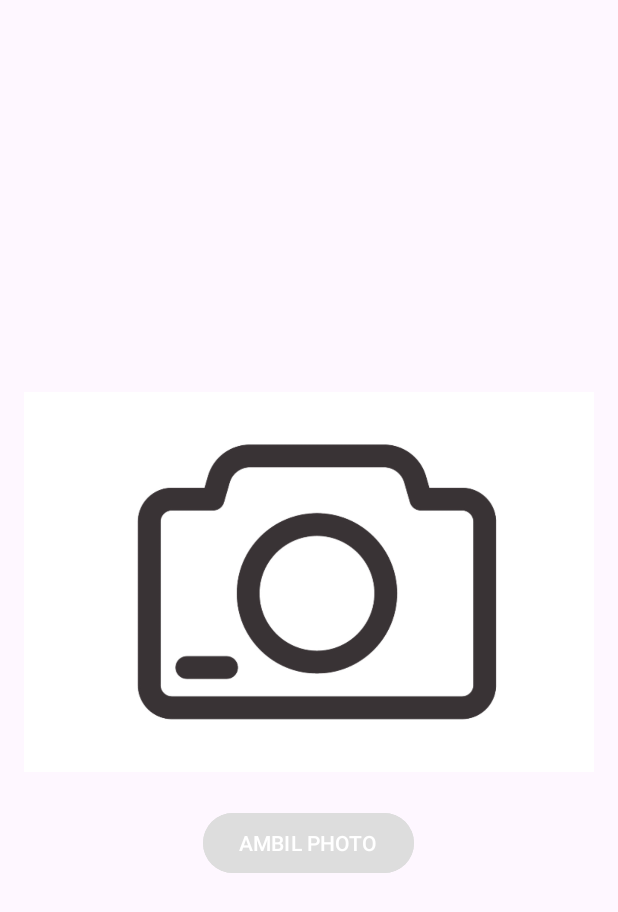
After one commit to raffiMRG/tugas-mobile-programing, an Android app: the Camera screen opened directly, with no data from a screen before it, on a phone screen of 412 x 824 dp. The commit adds this screen. Shown: the top 912 px of the screen. Run offline under Robolectric (Android 15) with nearby library versions, the phone set to English and light mode, and no system bars.

Commit message:
add camera feature

```diff
--- a/app/build.gradle.kts
+++ b/app/build.gradle.kts
@@ -40,4 +40,6 @@ dependencies {
     testImplementation(libs.junit)
     androidTestImplementation(libs.ext.junit)
     androidTestImplementation(libs.espresso.core)
+
+    implementation(libs.material.v1110) // atau versi terbaru
 }
--- a/app/src/main/AndroidManifest.xml
+++ b/app/src/main/AndroidManifest.xml
@@ -1,6 +1,9 @@
 <?xml version="1.0" encoding="utf-8"?>
 <manifest xmlns:android="http://schemas.android.com/apk/res/android"
     xmlns:tools="http://schemas.android.com/tools">
+
+    <uses-permission android:name="android.permission.READ_EXTERNAL_STORAGE" />
+    <uses-permission android:name="android.permission.WRITE_EXTERNAL_STORAGE" />
 
     <application
         android:allowBackup="true"
@@ -12,6 +15,9 @@
         android:supportsRtl="true"
         android:theme="@style/Theme.Projectawal_MRaffiGumilang"
         tools:targetApi="31">
+        <activity
+            android:name=".Camera"
+            android:exported="false" />
         <activity
             android:name=".TabLayout"
             android:exported="false" />
--- /dev/null
+++ b/app/src/main/java/com/example/projectawal_mraffigumilang/Camera.java
@@ -0,0 +1,90 @@
+package com.example.projectawal_mraffigumilang;
+
+import android.content.Intent;
+import android.graphics.Bitmap;
+import android.media.MediaScannerConnection;
+import android.os.Bundle;
+import android.os.Environment;
+import android.preference.PreferenceManager;
+import android.provider.MediaStore;
+import android.view.View;
+import android.widget.Button;
+import android.widget.ImageView;
+import android.widget.Toast;
+
+import androidx.activity.EdgeToEdge;
+import androidx.annotation.Nullable;
+import androidx.appcompat.app.AppCompatActivity;
+import androidx.core.graphics.Insets;
+import androidx.core.view.ViewCompat;
+import androidx.core.view.WindowInsetsCompat;
+
+import java.io.File;
+import java.io.FileNotFoundException;
+import java.io.FileOutputStream;
+import java.io.IOException;
+import java.text.SimpleDateFormat;
+import java.util.Date;
+import java.util.Locale;
+
+public class Camera extends AppCompatActivity {
+private final static int REQUEST_CODE = 22;
+
+Button btnCamera1;
+ImageView image;
+
+    @Override
+    protected void onCreate(Bundle savedInstanceState) {
+        super.onCreate(savedInstanceState);
+        EdgeToEdge.enable(this);
+        setContentView(R.layout.activity_camera);
+
+        btnCamera1 = findViewById(R.id.btnCamera);
+        image = findViewById(R.id.image);
+
+        btnCamera1.setOnClickListener(new View.OnClickListener() {
+            @Override
+            public void onClick(View v) {
+                Intent cameraIntent = new Intent(MediaStore.ACTION_IMAGE_CAPTURE);
+                startActivityForResult(cameraIntent, REQUEST_CODE);
+            }
+        });
+    }
+
+    private void saveImageGallery(Bitmap bitmap){
+        String timeStamp = new SimpleDateFormat("yyyyMMdd_HHmmss", Locale.getDefault()).format(new Date());
+        String imageFileName = "JPEG_" + timeStamp + ".jpg";
+        File storageDir = Environment.getExternalStoragePublicDirectory(Environment.DIRECTORY_PICTURES);
+        File imageFile = new File(storageDir, imageFileName);
+
+        try{
+            FileOutputStream fos = new FileOutputStream(imageFile);
+            bitmap.compress(Bitmap.CompressFormat.JPEG, 100, fos);
+            fos.flush();
+            fos.close();
+
+            // Pindai file agar muncul di galery
+            MediaScannerConnection.scanFile(this, new String[]{imageFile.getAbsolutePath()},
+                    new String[]{"image/jpeg"}, null);
+
+            Toast.makeText(this, "Gambar disimpan di galery.", Toast.LENGTH_LONG).show();
+        } catch (IOException e) {
+            e.printStackTrace();
+
+            Toast.makeText(this, "gagal menyimpan gambar", Toast.LENGTH_LONG).show();
+//            throw new RuntimeException(e);
+        }
+    }
+
+    @Override
+    protected void onActivityResult(int requestCode, int resultCode, @Nullable Intent data) {
+        if (requestCode == REQUEST_CODE && resultCode == RESULT_OK && data != null)
+        {
+            Bitmap photo = (Bitmap) data.getExtras().get("data");
+            image.setImageBitmap(photo);
+            saveImageGallery(photo);
+        }
+
+        super.onActivityResult(requestCode, resultCode, data);
+    }
+}
--- a/app/src/main/java/com/example/projectawal_mraffigumilang/TabLayout.java
+++ b/app/src/main/java/com/example/projectawal_mraffigumilang/TabLayout.java
@@ -7,6 +7,7 @@ import android.widget.LinearLayout;
 
 import androidx.activity.EdgeToEdge;
 import androidx.appcompat.app.AppCompatActivity;
+import androidx.constraintlayout.widget.ConstraintLayout;
 import androidx.core.graphics.Insets;
 import androidx.core.view.ViewCompat;
 import androidx.core.view.WindowInsetsCompat;
@@ -21,7 +22,9 @@ public class TabLayout extends AppCompatActivity {
 
         Button tab1, tab2;
 
-        LinearLayout view1, view2;
+//        LinearLayout view1, view2;
+        ConstraintLayout view1, view2;
+//        LinearLayout view2;
 
         tab1 = findViewById(R.id.btnTab1);
         tab2 = findViewById(R.id.btnTab2);
--- /dev/null
+++ b/app/src/main/res/layout/activity_camera.xml
@@ -0,0 +1,33 @@
+<?xml version="1.0" encoding="utf-8"?>
+<RelativeLayout xmlns:android="http://schemas.android.com/apk/res/android"
+    xmlns:app="http://schemas.android.com/apk/res-auto"
+    xmlns:tools="http://schemas.android.com/tools"
+    android:id="@+id/main"
+    android:layout_width="match_parent"
+    android:layout_height="match_parent"
+    android:gravity="center"
+    android:orientation="vertical"
+    android:padding="16dp"
+    tools:context=".Camera">
+
+    <ImageView
+        android:id="@+id/image"
+        android:layout_width="match_parent"
+        android:layout_height="300dp"
+        android:layout_alignParentTop="true"
+        android:layout_centerHorizontal="true"
+        android:contentDescription="Gambar"
+        android:src="@drawable/image750x500"
+        />
+
+    <Button
+        android:id="@+id/btnCamera"
+        android:text="AMBIL PHOTO"
+        android:layout_width="wrap_content"
+        android:layout_height="wrap_content"
+        android:layout_centerHorizontal="true"
+        android:layout_below="@+id/image"
+        android:backgroundTint="@color/grey"
+        />
+
+</RelativeLayout>
--- a/app/src/main/res/layout/activity_main.xml
+++ b/app/src/main/res/layout/activity_main.xml
@@ -42,6 +42,7 @@
         android:background="@color/white"
         android:drawableLeft="@drawable/baseline_person_24"
         android:textColor="@color/black"
+        android:text="admin"
         />
 
     <EditText
@@ -56,6 +57,7 @@
         android:drawableLeft="@drawable/baseline_key_24"
         android:inputType="textPassword"
         android:textColor="@color/black"
+        android:text="admin"
         />
 
     <Button
--- a/gradle/libs.versions.toml
+++ b/gradle/libs.versions.toml
@@ -7,6 +7,7 @@ appcompat = "1.7.0"
 material = "1.12.0"
 activity = "1.9.3"
 constraintlayout = "2.2.1"
+materialVersion = "1.11.0"
 
 [libraries]
 junit = { group = "junit", name = "junit", version.ref = "junit" }
@@ -16,6 +17,7 @@ appcompat = { group = "androidx.appcompat", name = "appcompat", version.ref = "a
 material = { group = "com.google.android.material", name = "material", version.ref = "material" }
 activity = { group = "androidx.activity", name = "activity", version.ref = "activity" }
 constraintlayout = { group = "androidx.constraintlayout", name = "constraintlayout", version.ref = "constraintlayout" }
+material-v1110 = { module = "com.google.android.material:material", version.ref = "materialVersion" }
 
 [plugins]
 android-application = { id = "com.android.application", version.ref = "agp" }
```
Also changed, not shown: app/src/main/java/com/example/projectawal_mraffigumilang/Dashboard.java (+9 -0 lines), app/src/main/res/layout/activity_dashboard.xml (+11 -1 lines), app/src/main/res/layout/activity_tab_layout.xml (+113 -19 lines), app/src/main/res/values/styles.xml (added, +7 -0 lines), app/src/main/res/drawable/image750x500.png (added), app/src/main/res/drawable/newasd.png (added).
